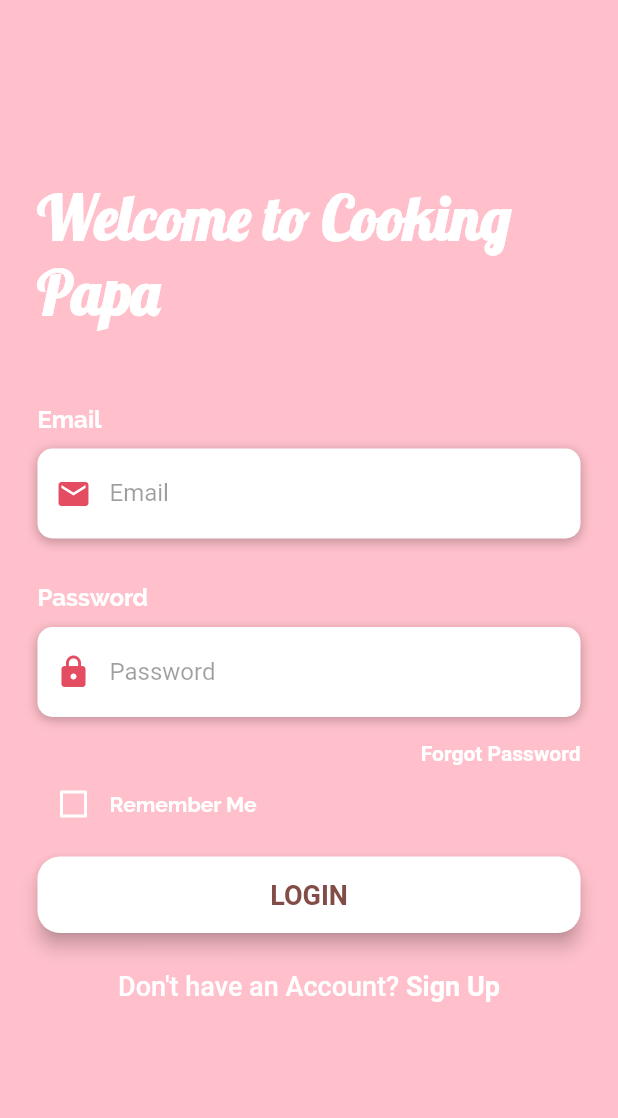
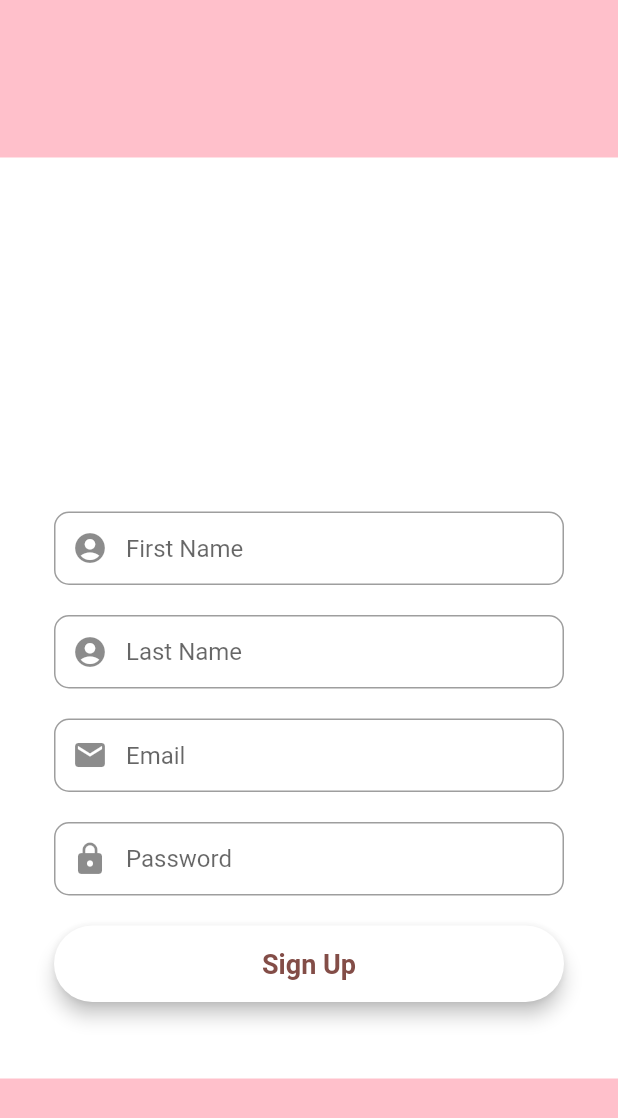
Before and after one commit to tranghoang200/Cooking-Papa, a Flutter app: the screen it shows after launch, after a tap on an icon or button, on a phone screen of 412 x 824 dp. Shown: the top 1118 px of the screen. Run offline on Flutter 3.47's test engine with Material 2 defaults, Android fonts, the light colour scheme and no system bars; our stand-ins replace image_picker.

Commit message:
signupscreen

```diff
--- a/lib/main.dart
+++ b/lib/main.dart
@@ -1,6 +1,7 @@
 import 'package:cooking_papa/screens/home_screen.dart';
 import 'package:cooking_papa/screens/ingredient_screen.dart';
 import 'package:cooking_papa/screens/login_screen.dart';
+import 'package:cooking_papa/screens/signup_screen.dart';
 import 'package:flutter/material.dart';
 
 import './dummy_data.dart';
@@ -101,6 +102,7 @@
       routes: {
         '/': (ctx) => TabsScreen(_favoriteMeals),
         LoginPage.routeName: (ctx) => LoginPage(),
+        SignUpScreen.routeName: (ctx) => SignUpScreen(),
         HomeScreen.routeName: (ctx) => HomeScreen(),
         IngredientScreen.routeName: (ctx) => const IngredientScreen(),
         CategoriesScreen.routeName: (ctx) => CategoriesScreen(),
--- a/lib/screens/login_screen.dart
+++ b/lib/screens/login_screen.dart
@@ -143,7 +143,7 @@
 
   Widget buildSignUpBtn() {
     return GestureDetector(
-      onTap: () => print("Sign Up Pressed"),
+      onTap: () => Navigator.of(context).pushNamed('/signup'),
       child: RichText(
         text: TextSpan(children: [
           TextSpan(
--- /dev/null
+++ b/lib/screens/signup_screen.dart
@@ -0,0 +1,148 @@
+import 'package:flutter/material.dart';
+
+class SignUpScreen extends StatefulWidget {
+  static const routeName = '/signup';
+  @override
+  _SignUpScreenState createState() => _SignUpScreenState();
+}
+
+class _SignUpScreenState extends State<SignUpScreen> {
+
+  final _formKey = GlobalKey<FormState>();
+
+  final _firstName = new TextEditingController();
+  final _lastName = new TextEditingController();
+  final _email = new TextEditingController();
+  final _password = new TextEditingController();
+
+  @override
+  Widget build(BuildContext context) {
+
+    final firstName = TextFormField(
+      autofocus: false,
+      controller: _firstName,
+      keyboardType: TextInputType.name,
+      // onSaved: (value)
+      //   {
+      //     _email.text = value!;
+      //   },
+      textInputAction: TextInputAction.next,
+      decoration: InputDecoration(
+          prefixIcon: Icon(Icons.account_circle),
+          contentPadding: EdgeInsets.fromLTRB(20, 15, 20, 15),
+          hintText: "First Name",
+          border: OutlineInputBorder(
+            borderRadius: BorderRadius.circular(10),
+          )
+      ),
+    );
+
+    final lastName = TextFormField(
+      autofocus: false,
+      controller: _lastName,
+      keyboardType: TextInputType.name,
+      // onSaved: (value)
+      //   {
+      //     _email.text = value!;
+      //   },
+      textInputAction: TextInputAction.next,
+      decoration: InputDecoration(
+          prefixIcon: Icon(Icons.account_circle),
+          contentPadding: EdgeInsets.fromLTRB(20, 15, 20, 15),
+          hintText: "Last Name",
+          border: OutlineInputBorder(
+            borderRadius: BorderRadius.circular(10),
+          )
+      ),
+    );
+
+    final email = TextFormField(
+      autofocus: false,
+      controller: _email,
+      keyboardType: TextInputType.emailAddress,
+      // onSaved: (value)
+      //   {
+      //     _email.text = value!;
+      //   },
+      textInputAction: TextInputAction.next,
+      decoration: InputDecoration(
+        prefixIcon: Icon(Icons.mail),
+        contentPadding: EdgeInsets.fromLTRB(20, 15, 20, 15),
+        hintText: "Email",
+        border: OutlineInputBorder(
+          borderRadius: BorderRadius.circular(10),
+        )
+      ),
+    );
+
+    final password = TextFormField(
+      autofocus: false,
+      controller: _password,
+      obscureText: true,
+      // onSaved: (value)
+      // {
+      //   _email.text = value!;
+      // },
+      textInputAction: TextInputAction.done,
+      decoration: InputDecoration(
+          prefixIcon: Icon(Icons.lock),
+          contentPadding: EdgeInsets.fromLTRB(20, 15, 20, 15),
+          hintText: "Password",
+          border: OutlineInputBorder(
+            borderRadius: BorderRadius.circular(10),
+          )
+      ),
+    );
+
+    final signUpBtn = Material(
+      elevation: 5,
+      borderRadius: BorderRadius.circular(30),
+      color: Colors.white,
+      child: MaterialButton(
+        padding: EdgeInsets.all(15),
+        minWidth: MediaQuery.of(context).size.width,
+        onPressed: () {},
+        child: Text(
+          "Sign Up",
+          textAlign: TextAlign.center,
+          style: TextStyle(
+              fontSize: 18,
+              color: Color(0xff834d47),
+              fontWeight: FontWeight.bold),
+        ),
+      ),
+    );
+
+    return Scaffold(
+      backgroundColor: Color(0xffffc0cb),
+      body: Center(
+        child: SingleChildScrollView(
+          child: Container(
+            color: Colors.white,
+            child: Padding(
+              padding: const EdgeInsets.all(36.0),
+              child: Form(
+                key: _formKey,
+                child: Column(
+                  mainAxisAlignment: MainAxisAlignment.center,
+                  crossAxisAlignment: CrossAxisAlignment.center,
+                  children: <Widget>[
+                    SizedBox(
+                      height: 200,
+                      // child: Image.asset(name),
+                    ),
+                    firstName, SizedBox(height: 20),
+                    lastName, SizedBox(height: 20),
+                    email, SizedBox(height: 20),
+                    password, SizedBox(height: 20),
+                    signUpBtn, SizedBox(height: 15),
+                  ],
+                ),
+              )
+            )
+          )
+        ),
+      )
+    );
+  }
+}
```
Also changed, not shown: pubspec.lock.
